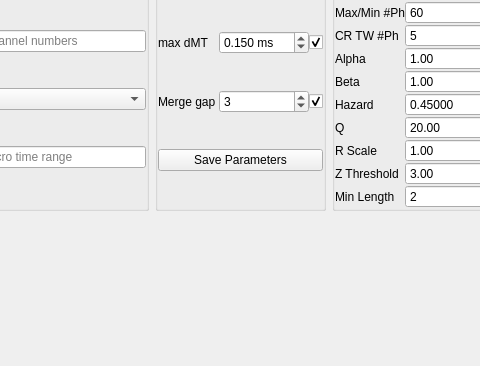
First picture: the form in chisurf/gui/widgets/wizard/tttr_photon_filter.ui, repository Fluorescence-Tools/chisurf, before the edit; both pictures show x 327 to 807 and y 157 to 523 of the 1064 by 523 pixel window.
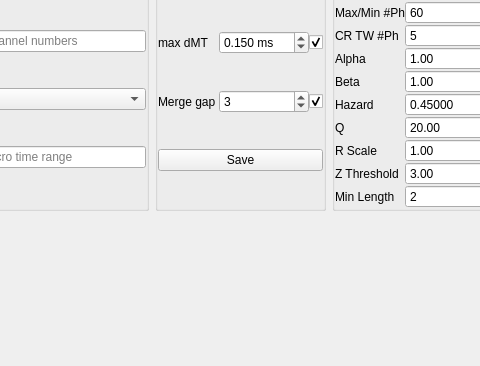
Second picture: the form after the edit.

Commit message:
refactor: clean up photon filter widget and improve early initialization handling
- Added robust fallback mechanisms during early initialization to ensure stability.
- Removed unused `numba` and `poisson` imports.
- Streamlined properties for BOCPD and Kalman filter parameters for consistency.
- Enhanced directory resolution and parameter updating for improved reliability.

```diff
--- a/chisurf/gui/widgets/wizard/tttr_photon_filter.ui
+++ b/chisurf/gui/widgets/wizard/tttr_photon_filter.ui
@@ -424,7 +424,7 @@
              <string>Save burst parameters as default to setup.</string>
             </property>
             <property name="text">
-             <string>Save Parameters</string>
+             <string>Save</string>
             </property>
            </widget>
           </item>
```
The commit also changes 1 other file.
